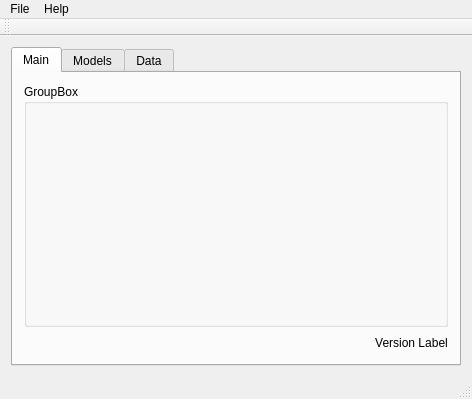
Old version of the form src/MacsurAdapter/madmainwindowbase.ui in the repository arkygeek/MAD.
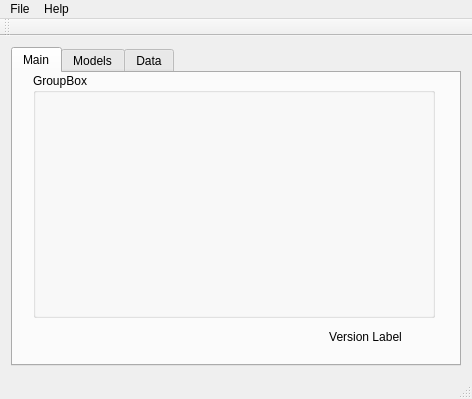
New version of the form. The open tabs and pages were chosen to show the change.

What changed in the file:
```diff
--- a/src/MacsurAdapter/madmainwindowbase.ui
+++ b/src/MacsurAdapter/madmainwindowbase.ui
@@ -24,9 +24,15 @@
        <attribute name="title">
         <string>Main</string>
        </attribute>
-       <layout class="QGridLayout" name="gridLayout_4">
-        <item row="0" column="0">
          <widget class="QGroupBox" name="groupBox">
+        <property name="geometry">
+         <rect>
+          <x>20</x>
+          <y>0</y>
+          <width>402</width>
+          <height>245</height>
+         </rect>
+        </property>
           <property name="sizePolicy">
            <sizepolicy hsizetype="Preferred" vsizetype="Expanding">
             <horstretch>0</horstretch>
@@ -37,32 +43,15 @@
            <string>GroupBox</string>
           </property>
          </widget>
-        </item>
-        <item row="1" column="0">
-         <layout class="QHBoxLayout" name="horizontalLayout">
-          <property name="sizeConstraint">
-           <enum>QLayout::SetMinimumSize</enum>
-          </property>
-          <item>
-           <spacer name="horizontalSpacer">
-            <property name="orientation">
-             <enum>Qt::Horizontal</enum>
-            </property>
-            <property name="sizeHint" stdset="0">
-             <size>
-              <width>278</width>
-              <height>20</height>
-             </size>
-            </property>
-           </spacer>
-          </item>
-          <item>
-           <layout class="QVBoxLayout" name="verticalLayout_2">
-            <property name="sizeConstraint">
-             <enum>QLayout::SetMinimumSize</enum>
-            </property>
-            <item>
              <widget class="QLabel" name="lblVersion">
+        <property name="geometry">
+         <rect>
+          <x>310</x>
+          <y>256</y>
+          <width>85</width>
+          <height>16</height>
+         </rect>
+        </property>
               <property name="text">
                <string>Version Label</string>
               </property>
@@ -70,12 +59,6 @@
                <set>Qt::AlignCenter</set>
               </property>
              </widget>
-            </item>
-           </layout>
-          </item>
-         </layout>
-        </item>
-       </layout>
       </widget>
       <widget class="QWidget" name="tabModels">
        <attribute name="title">
```
Left out of the diff: 2 changed lines with no effect on the pictures. Lines whose indentation alone changed are shown as unchanged.
